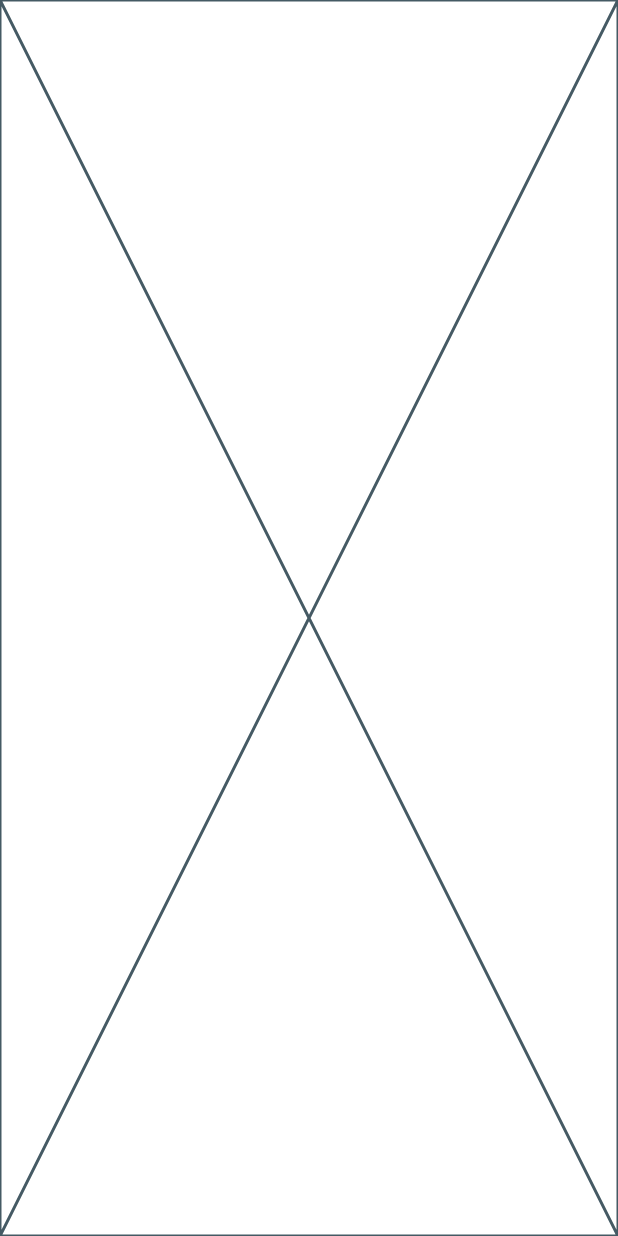
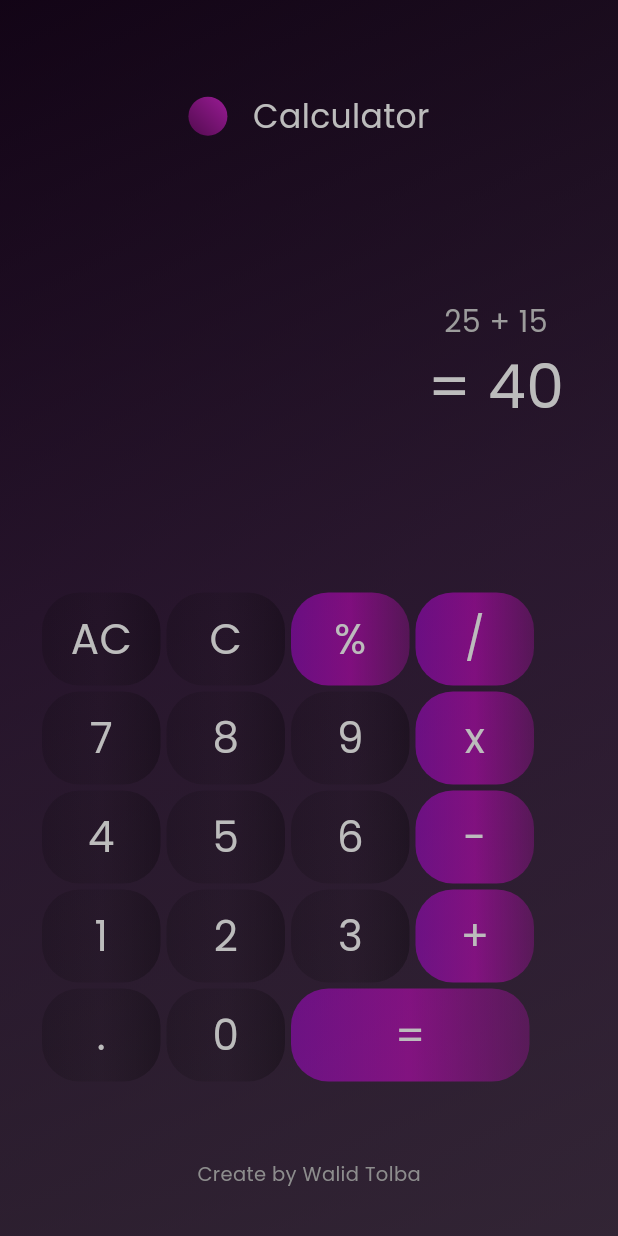
Before and after one commit to walidtolba/modern_calculator, a Flutter app: the screen it shows after launch, on a phone screen of 412 x 824 dp. Run offline on Flutter 3.47's test engine with Material 3 defaults, Android fonts, the light colour scheme and no system bars; our stand-ins replace google_fonts.

Commit message:
Complete Structure and most of UI

```diff
--- a/lib/main.dart
+++ b/lib/main.dart
@@ -1,7 +1,10 @@
 import 'package:flutter/material.dart';
+import 'package:google_fonts/google_fonts.dart';
 import 'package:modern_calculator/screens/calculator_screen.dart';
+import 'package:flutter/services.dart';
+// width = 384.0        height = 841.2444444
 
-void main(){
+void main() {
   runApp(MyApp());
 }
 
@@ -10,6 +13,10 @@ class MyApp extends StatelessWidget {
 
   @override
   Widget build(BuildContext context) {
-    return const CalculatorScreen();
+    return MaterialApp(
+      debugShowCheckedModeBanner: false,
+      theme: ThemeData(fontFamily: GoogleFonts.poppins().fontFamily),
+      home: CalculatorScreen(),
+    );
   }
 }
--- a/lib/screens/calculator_screen.dart
+++ b/lib/screens/calculator_screen.dart
@@ -1,10 +1,90 @@
 import 'package:flutter/material.dart';
+import 'package:modern_calculator/widgets/calculator_panel.dart';
 
 class CalculatorScreen extends StatelessWidget {
   const CalculatorScreen({super.key});
 
   @override
   Widget build(BuildContext context) {
-    return const Placeholder();
+    return Scaffold(
+      body: Stack(
+        children: [
+          Container(
+            decoration: BoxDecoration(
+                gradient: LinearGradient(colors: [
+              Color(0xFF25022E),
+              Color(0xFF31033D),
+              Color(0xFF25022E)
+            ], begin: Alignment.topCenter, end: Alignment.bottomCenter)),
+          ),
+          Container(
+            padding: EdgeInsets.fromLTRB(26, 62, 26, 32),
+            decoration: BoxDecoration(
+                color: Colors.black.withAlpha(201),
+                gradient: LinearGradient(colors: [
+                  Color(0xC1060606),
+                  Color(0xC1242524),
+                  Color(0xC93A3A39)
+                ], begin: Alignment.topLeft, end: Alignment.bottomRight)),
+            child: Column(
+              mainAxisAlignment: MainAxisAlignment.spaceBetween,
+              crossAxisAlignment: CrossAxisAlignment.center,
+              children: [
+                Row(
+                  crossAxisAlignment: CrossAxisAlignment.center,
+                  mainAxisAlignment: MainAxisAlignment.center,
+                  children: [
+                    Container(
+                      height: 26,
+                      width: 26,
+                      decoration: BoxDecoration(
+                          gradient: LinearGradient(
+                              colors: [Color(0xFF991B94), Color(0xFF520B4F)],
+                              begin: Alignment.topRight,
+                              end: Alignment.bottomLeft),
+                          borderRadius: BorderRadius.circular(13)),
+                    ),
+                    SizedBox(
+                      width: 17.0,
+                    ),
+                    Text(
+                      'Calculator',
+                      style:
+                          TextStyle(color: Color(0xFFBCBCBC), fontSize: 22.0),
+                    )
+                  ],
+                ),
+                Container(
+                  height: 200,
+                  width: double.infinity,
+                  alignment: Alignment.centerRight,
+                  padding: EdgeInsets.all(10.0),
+                  child: Column(
+                    mainAxisAlignment: MainAxisAlignment.center,
+                    children: [
+                      Text(
+                        '25 + 15',
+                        style:
+                            TextStyle(color: Color(0xFF9C9C9C), fontSize: 20.0),
+                      ),
+                      Text(
+                        '= 40',
+                        style:
+                            TextStyle(color: Color(0xFFBCBCBC), fontSize: 40.0),
+                      )
+                    ],
+                  ),
+                ),
+                CalculatorPanel(),
+                Text(
+                  'Create by Walid Tolba',
+                  style: TextStyle(color: Color(0xFF8D8D8D), fontSize: 13.0),
+                )
+              ],
+            ),
+          )
+        ],
+      ),
+    );
   }
 }
--- /dev/null
+++ b/lib/widgets/calculator_button.dart
@@ -0,0 +1,30 @@
+import 'package:flutter/material.dart';
+
+class CalculatorButton extends StatelessWidget {
+  final text;
+  final isColorfull;
+  final isWide;
+  CalculatorButton({this.text, this.isColorfull = false, this.isWide = false});
+
+  @override
+  Widget build(BuildContext context) {
+    return Container(
+      height: 62.0,
+      width: isWide ? 79.0 * 2 + 1 : 79.0, // make it take all space
+      margin: EdgeInsets.all(2),
+      alignment: Alignment.center,
+      decoration: BoxDecoration(
+          color: Colors.white.withAlpha(isColorfull ? 102 : 74),
+          gradient: LinearGradient(
+              colors: isColorfull
+                  ? [Color(0xFFCB00FF), Color(0xFFFF00F5), Color(0xFF961391)]
+                  : [Color(0x93000000), Color(0x6B0F0D0D), Color(0xFF000000)]),
+          borderRadius: BorderRadius.circular(25)),
+
+      child: Text(
+        text,
+        style: TextStyle(color: Color(0xFFBCBCBC), fontSize: 28.0),
+      ),
+    );
+  }
+}
--- /dev/null
+++ b/lib/widgets/calculator_panel.dart
@@ -0,0 +1,64 @@
+
+import 'package:flutter/material.dart';
+import 'package:modern_calculator/widgets/calculator_button.dart';
+
+class CalculatorPanel extends StatelessWidget {
+  const CalculatorPanel({
+    super.key,
+  });
+
+  @override
+  Widget build(BuildContext context) {
+    return Container(
+      child: Column(
+        children: [
+          Row(
+            children: [
+              CalculatorButton(
+                text: 'AC',
+              ),
+              CalculatorButton(text: 'C'),
+              CalculatorButton(text: '%', isColorfull: true),
+              CalculatorButton(text: '/', isColorfull: true),
+            ],
+          ),
+          Row(
+            children: [
+              CalculatorButton(text: '7'),
+              CalculatorButton(text: '8'),
+              CalculatorButton(text: '9'),
+              CalculatorButton(text: 'x', isColorfull: true),
+            ],
+          ),
+          Row(
+            children: [
+              CalculatorButton(text: '4'),
+              CalculatorButton(text: '5'),
+              CalculatorButton(text: '6'),
+              CalculatorButton(text: '-', isColorfull: true),
+            ],
+          ),
+          Row(
+            children: [
+              CalculatorButton(text: '1'),
+              CalculatorButton(text: '2'),
+              CalculatorButton(text: '3'),
+              CalculatorButton(text: '+', isColorfull: true),
+            ],
+          ),
+          Row(
+            children: [
+              CalculatorButton(text: '.'),
+              CalculatorButton(text: '0'),
+              CalculatorButton(
+                text: '=',
+                isColorfull: true,
+                isWide: true,
+              ),
+            ],
+          )
+        ],
+      ),
+    );
+  }
+}
--- a/pubspec.yaml
+++ b/pubspec.yaml
@@ -12,6 +12,7 @@ dependencies:
     sdk: flutter
 
   cupertino_icons: ^1.0.8
+  google_fonts: ^6.2.1
 
 dev_dependencies:
   flutter_test:
```
Also changed, not shown: pubspec.lock, 1 other file.
